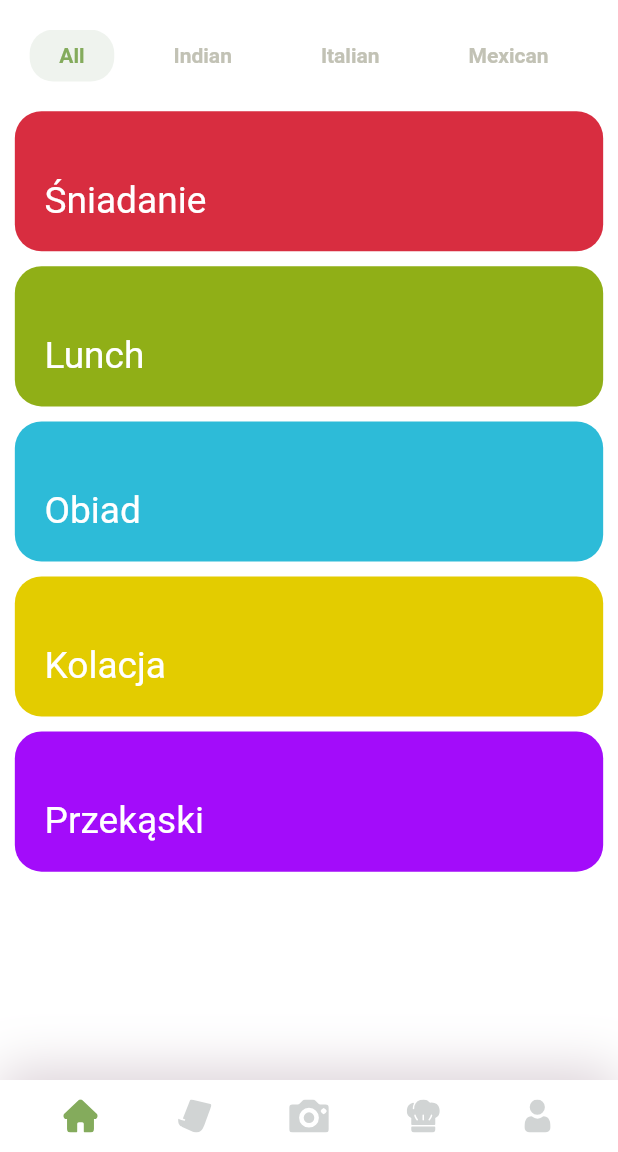
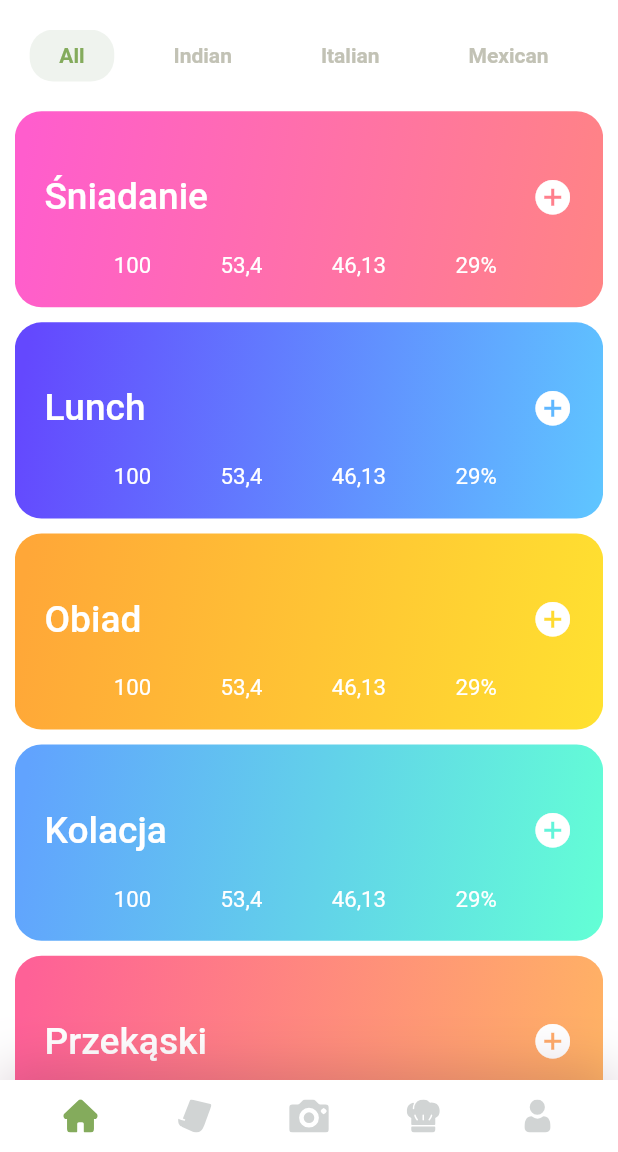
Before and after one commit to piotrkovsy1331/fitstat_app, a Flutter app: the screen it shows once a user with an empty profile is signed in, on a phone screen of 412 x 824 dp, the part 84-1236 px from its top. Run offline on Flutter 3.47's test engine with Material 2 defaults, Android fonts, the phone set to English and light mode, and no system bars; our stand-ins replace cloud_firestore, dio, firebase_auth, flutter_dotenv, flutter_spinkit, flutter_svg; accounts and stored records are empty.

```diff
--- a/lib/main.dart
+++ b/lib/main.dart
@@ -27,8 +27,10 @@ import 'package:flutter/material.dart';
 import 'package:provider/provider.dart';
 import 'package:fitstat_app/models/NavItem.dart';
 import 'package:fitstat_app/models/user.dart';
+import 'package:flutter_dotenv/flutter_dotenv.dart';
 
-void main() {
+void main() async {
+  await DotEnv().load('.env');
   runApp(MyApp());
 }
 
--- a/lib/models/meal.dart
+++ b/lib/models/meal.dart
@@ -1,4 +1,67 @@
+import 'package:flutter/material.dart';
+import 'package:fitstat_app/shared/constants.dart';
+
 class Meal {
-  final String meal;
-  Meal({this.meal});
+  final int id, chefs, recipes;
+  final String title, description, imageSrc;
+  final List<Color> gradientColors;
+
+  Meal({
+    this.id,
+    this.chefs,
+    this.recipes,
+    this.title,
+    this.description,
+    this.imageSrc,
+    this.gradientColors,
+  });
 }
+
+// Demo list
+List<Meal> meals = [
+  Meal(
+    id: 1,
+    chefs: 16,
+    recipes: 95,
+    title: "Śniadanie",
+    description: "New and tasty recipes every minute",
+    imageSrc: "assets/images/cook_new@2x.png",
+    gradientColors: GradientColors.fire,
+  ),
+  Meal(
+    id: 2,
+    chefs: 8,
+    recipes: 26,
+    title: "Lunch",
+    description: "Cook recipes for special occasions",
+    imageSrc: "assets/images/best_2020@2x.png",
+    gradientColors: GradientColors.sky,
+  ),
+  Meal(
+    id: 3,
+    chefs: 10,
+    recipes: 43,
+    title: "Obiad",
+    description: "What's your favorite food dish make it now",
+    imageSrc: "assets/images/food_court@2x.png",
+    gradientColors: GradientColors.mango,
+  ),
+  Meal(
+    id: 4,
+    chefs: 16,
+    recipes: 95,
+    title: "Kolacja",
+    description: "New and tasty recipes every minute",
+    imageSrc: "assets/images/cook_new@2x.png",
+    gradientColors: GradientColors.sea,
+  ),
+  Meal(
+    id: 5,
+    chefs: 16,
+    recipes: 95,
+    title: "Przekąski",
+    description: "New and tasty recipes every minute",
+    imageSrc: "assets/images/cook_new@2x.png",
+    gradientColors: GradientColors.sunset,
+  ),
+];
--- a/lib/models/navitem.dart
+++ b/lib/models/navitem.dart
@@ -1,3 +1,4 @@
+import 'package:fitstat_app/screens/search/searching.dart';
 import 'package:flutter/material.dart';
 import 'package:fitstat_app/screens/home/home.dart';
 import 'package:fitstat_app/screens/profile/my_account.dart';
@@ -38,6 +39,7 @@ class NavItems extends ChangeNotifier {
     NavItem(
       id: 2,
       icon: "assets/icons/list.svg",
+      destination: Searching(),
     ),
     NavItem(
       id: 3,
--- a/lib/models/recipebundel.dart
+++ /dev/null
@@ -1,66 +0,0 @@
-import 'package:flutter/material.dart';
-import 'package:fitstat_app/shared/constants.dart';
-
-class RecipeBundle {
-  final int id, chefs, recipes;
-  final String title, description, imageSrc;
-  final Color color;
-
-  RecipeBundle(
-      {this.id,
-      this.chefs,
-      this.recipes,
-      this.title,
-      this.description,
-      this.imageSrc,
-      this.color});
-}
-
-// Demo list
-List<RecipeBundle> recipeBundles = [
-  RecipeBundle(
-    id: 1,
-    chefs: 16,
-    recipes: 95,
-    title: "Śniadanie",
-    description: "New and tasty recipes every minute",
-    imageSrc: "assets/images/cook_new@2x.png",
-    color: kBreakfastColor,
-  ),
-  RecipeBundle(
-    id: 2,
-    chefs: 8,
-    recipes: 26,
-    title: "Lunch",
-    description: "Cook recipes for special occasions",
-    imageSrc: "assets/images/best_2020@2x.png",
-    color: kLunchColor,
-  ),
-  RecipeBundle(
-    id: 3,
-    chefs: 10,
-    recipes: 43,
-    title: "Obiad",
-    description: "What's your favorite food dish make it now",
-    imageSrc: "assets/images/food_court@2x.png",
-    color: kDinnerColor,
-  ),
-  RecipeBundle(
-    id: 4,
-    chefs: 16,
-    recipes: 95,
-    title: "Kolacja",
-    description: "New and tasty recipes every minute",
-    imageSrc: "assets/images/cook_new@2x.png",
-    color: kSupperColor,
-  ),
-  RecipeBundle(
-    id: 4,
-    chefs: 16,
-    recipes: 95,
-    title: "Przekąski",
-    description: "New and tasty recipes every minute",
-    imageSrc: "assets/images/cook_new@2x.png",
-    color: kSnackColor,
-  ),
-];
--- a/lib/screens/home/components/body.dart
+++ b/lib/screens/home/components/body.dart
@@ -1,9 +1,9 @@
 import 'package:flutter/material.dart';
-import 'package:fitstat_app/models/recipebundel.dart';
+import 'package:fitstat_app/models/meal.dart';
 import 'package:fitstat_app/shared/size_config.dart';
 
-import 'categories.dart';
-import 'recipe_bundel_card.dart';
+import 'meals.dart';
+import 'meal_card.dart';
 
 class Body extends StatelessWidget {
   @override
@@ -16,19 +16,19 @@ class Body extends StatelessWidget {
             child: Padding(
               padding: EdgeInsets.symmetric(horizontal: SizeConfig.defaultSize),
               child: GridView.builder(
-                itemCount: recipeBundles.length,
+                itemCount: meals.length,
                 gridDelegate: SliverGridDelegateWithFixedCrossAxisCount(
                   crossAxisCount:
-                      SizeConfig.orientation == Orientation.landscape ? 1 : 1,
+                      SizeConfig.orientation == Orientation.landscape ? 2 : 1,
                   mainAxisSpacing: 10,
                   crossAxisSpacing:
                       SizeConfig.orientation == Orientation.landscape
                           ? SizeConfig.defaultSize * 2
                           : 0,
-                  childAspectRatio: 4.2,
+                  childAspectRatio: 3.0,
                 ),
-                itemBuilder: (context, index) => RecipeBundelCard(
-                  recipeBundle: recipeBundles[index],
+                itemBuilder: (context, index) => MealCard(
+                  meal: meals[index],
                   press: () {},
                 ),
               ),
--- /dev/null
+++ b/lib/screens/home/components/meal_card.dart
@@ -0,0 +1,143 @@
+import 'package:flutter/material.dart';
+import 'package:flutter_svg/flutter_svg.dart';
+import 'package:fitstat_app/models/meal.dart';
+import 'package:fitstat_app/shared/size_config.dart';
+
+class MealCard extends StatelessWidget {
+  final Meal meal;
+  final Function press;
+
+  const MealCard({Key key, this.meal, this.press}) : super(key: key);
+  @override
+  Widget build(BuildContext context) {
+    double defaultSize = SizeConfig.defaultSize;
+    // Now we dont this Aspect ratio
+    return GestureDetector(
+      child: Container(
+        decoration: BoxDecoration(
+          gradient: LinearGradient(
+            begin: Alignment.centerLeft,
+            end: Alignment.bottomRight,
+            colors: meal.gradientColors,
+          ),
+
+          borderRadius: BorderRadius.circular(defaultSize * 1.8), //18
+        ),
+        child: Row(
+          children: <Widget>[
+            Expanded(
+              child: Padding(
+                padding: EdgeInsets.all(defaultSize * 2), //20
+                child: Column(
+                  children: <Widget>[
+                    Spacer(),
+                    Row(
+                      children: <Widget>[
+                        Text(
+                          meal.title,
+                          style: TextStyle(
+                            fontSize: defaultSize * 2.5, //22
+                            color: Colors.white,
+                            fontWeight: FontWeight.w500,
+                          ),
+                          maxLines: 1,
+                          overflow: TextOverflow.visible,
+                        ),
+                        Spacer(),
+                        Icon(
+                          Icons.add_circle,
+                          size: defaultSize * 2.8,
+                          color: Colors.white,
+                        )
+                      ],
+                    ),
+                    Spacer(),
+                    Row(
+                      children: <Widget>[
+                        Spacer(),
+                        Text(
+                          "100",
+                          style: TextStyle(
+                              fontSize: defaultSize * 1.5, //22
+                              color: Colors.white),
+                          maxLines: 1,
+                          overflow: TextOverflow.visible,
+                        ),
+                        Spacer(),
+                        Text(
+                          "53,4",
+                          style: TextStyle(
+                              fontSize: defaultSize * 1.5, //22
+                              color: Colors.white),
+                          maxLines: 1,
+                          overflow: TextOverflow.visible,
+                        ),
+                        Spacer(),
+                        Text(
+                          "46,13",
+                          style: TextStyle(
+                              fontSize: defaultSize * 1.5, //22
+                              color: Colors.white),
+                          maxLines: 1,
+                          overflow: TextOverflow.visible,
+                        ),
+                        Spacer(),
+                        Text(
+                          "29%",
+                          style: TextStyle(
+                              fontSize: defaultSize * 1.5, //22
+                              color: Colors.white),
+                          maxLines: 1,
+                          overflow: TextOverflow.visible,
+                        ),
+                        Spacer(),
+                        // Icon(
+                        //   Icons.keyboard_arrow_down,
+                        //   color: Colors.white,
+                        //   size: defaultSize * 2,
+                        // ),
+                        SizedBox(
+                          width: 5,
+                        ),
+                      ],
+                    ),
+                    // ExpansionTile(
+                    //   title: Text("Blalbla"),
+                    //   leading: Icon(Icons.local_pizza),
+                    //   trailing: Icon(Icons.headset),
+                    //   children: <Widget>[
+                    //     Row(
+                    //       children: <Widget>[
+                    //         Text("Pokaz kotku co masz w środku "),
+                    //         Text("Pokaz kotku co masz w środku "),
+                    //         Text("Pokaz kotku co masz w środku "),
+                    //       ],
+                    //     ),
+                    //     Text("Pokaz kotku co masz w środku "),
+                    //   ],
+                    // )
+                  ],
+                ),
+              ),
+            ),
+          ],
+        ),
+      ),
+    );
+  }
+
+  Row buildInfoRow(double defaultSize, {String iconSrc, text}) {
+    return Row(
+      children: <Widget>[
+        SvgPicture.asset(iconSrc),
+        SizedBox(width: defaultSize), // 10
+        Text(
+          text,
+          style: TextStyle(
+            color: Colors.white,
+          ),
+        )
+      ],
+    );
+  }
+}
--- a/lib/screens/home/components/recipe_bundel_card.dart
+++ /dev/null
@@ -1,65 +0,0 @@
-import 'package:fitstat_app/shared/constants.dart';
-import 'package:flutter/material.dart';
-import 'package:flutter_svg/flutter_svg.dart';
-import 'package:fitstat_app/models/recipebundel.dart';
-import 'package:fitstat_app/shared/size_config.dart';
-
-class RecipeBundelCard extends StatelessWidget {
-  final RecipeBundle recipeBundle;
-  final Function press;
-
-  const RecipeBundelCard({Key key, this.recipeBundle, this.press})
-      : super(key: key);
-  @override
-  Widget build(BuildContext context) {
-    double defaultSize = SizeConfig.defaultSize;
-    // Now we dont this Aspect ratio
-    return GestureDetector(
-      onTap: press,
-      child: Container(
-        decoration: BoxDecoration(
-          color: recipeBundle.color,
-          borderRadius: BorderRadius.circular(defaultSize * 1.8), //18
-        ),
-        child: Row(
-          children: <Widget>[
-            Expanded(
-              child: Padding(
-                padding: EdgeInsets.all(defaultSize * 2), //20
-                child: Column(
-                  crossAxisAlignment: CrossAxisAlignment.start,
-                  children: <Widget>[
-                    Spacer(),
-                    Text(
-                      recipeBundle.title,
-                      style: TextStyle(
-                          fontSize: defaultSize * 2.5, //22
-                          color: Colors.white),
-                      maxLines: 1,
-                      overflow: TextOverflow.visible,
-                    ),
-                  ],
-                ),
-              ),
-            ),
-          ],
-        ),
-      ),
-    );
-  }
-
-  Row buildInfoRow(double defaultSize, {String iconSrc, text}) {
-    return Row(
-      children: <Widget>[
-        SvgPicture.asset(iconSrc),
-        SizedBox(width: defaultSize), // 10
-        Text(
-          text,
-          style: TextStyle(
-            color: Colors.white,
-          ),
-        )
-      ],
-    );
-  }
-}
--- a/lib/shared/size_config.dart
+++ b/lib/shared/size_config.dart
@@ -15,7 +15,7 @@ class SizeConfig {
     // On iPhone 11 the defaultSize = 10 almost
     // So if the screen size increase or decrease then our defaultSize also vary
     defaultSize = orientation == Orientation.landscape
-        ? screenHeight * 0.024
+        ? screenHeight * 0.020
         : screenWidth * 0.024;
   }
 }
--- a/pubspec.yaml
+++ b/pubspec.yaml
@@ -38,6 +38,8 @@ dependencies:
   rxdart: ^0.24.1
   numberpicker: ^1.3.0
   flutter_svg: ^0.18.1
+  flutter_dotenv: ^2.1.0
+  dio: ^3.0.10
 
 dev_dependencies:
   flutter_test:
@@ -58,6 +60,7 @@ flutter:
   assets:
     - assets/icons/
     - assets/images/
+    - .env
 
   # An image asset can refer to one or more resolution-specific "variants", see
   # https://flutter.dev/assets-and-images/#resolution-aware.
```
Also changed, not shown: assets/foods.json (added, +40 -0 lines), lib/screens/search/searching.dart (added, +163 -0 lines), lib/shared/constants.dart (+26 -5 lines), lib/screens/home/components/meals.dart (renamed from lib/screens/home/components/categories.dart), lib/screens/search/searched_item.dart (added), pubspec.lock, 1 other file.
